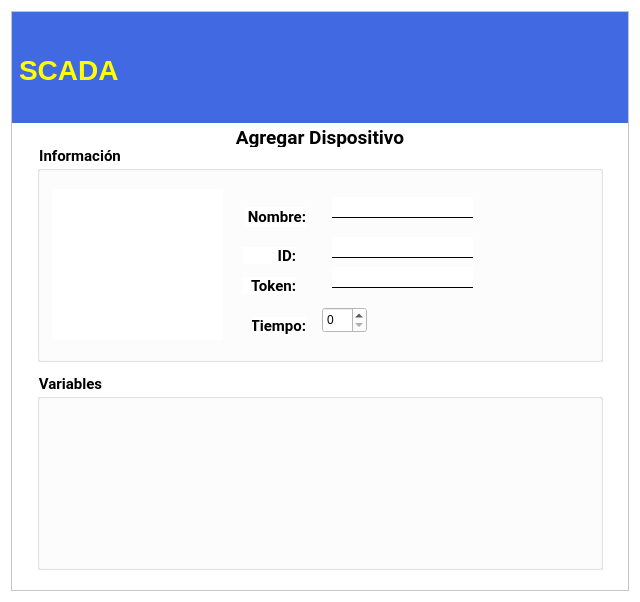
Above: app/forms/Modals/AgregarDispositivoModal.ui from AlejandroA714/scada-desktop before the change. Below: the same form after it.
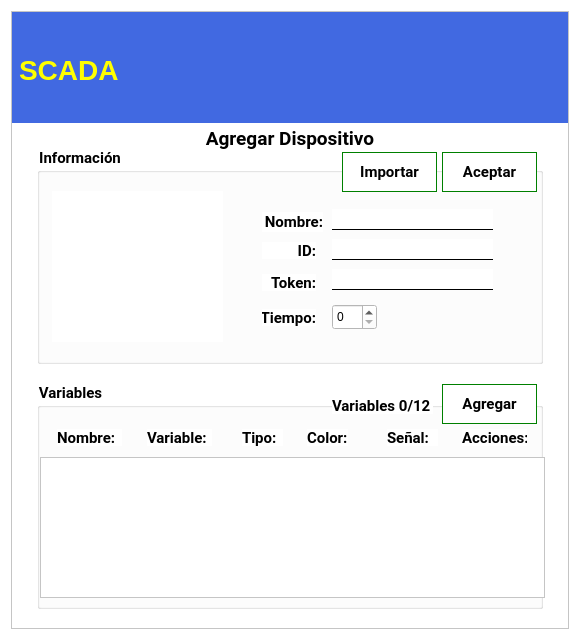
That is the form after the change. Icons and pictures are not drawn.

The edit to the form file:
```diff
--- a/app/forms/Modals/AgregarDispositivoModal.ui
+++ b/app/forms/Modals/AgregarDispositivoModal.ui
@@ -9,8 +9,8 @@
    <rect>
     <x>0</x>
     <y>0</y>
-    <width>640</width>
-    <height>602</height>
+    <width>580</width>
+    <height>640</height>
    </rect>
   </property>
   <property name="sizePolicy">
@@ -21,8 +21,8 @@
   </property>
   <property name="minimumSize">
    <size>
-    <width>640</width>
-    <height>520</height>
+    <width>580</width>
+    <height>640</height>
    </size>
   </property>
   <property name="font">
@@ -325,7 +325,7 @@
         <property name="minimumSize">
          <size>
           <width>0</width>
-          <height>24</height>
+          <height>26</height>
          </size>
         </property>
         <property name="maximumSize">
@@ -405,8 +405,8 @@
          <property name="geometry">
           <rect>
            <x>320</x>
-           <y>50</y>
-           <width>141</width>
+           <y>60</y>
+           <width>161</width>
            <height>21</height>
           </rect>
          </property>
@@ -419,7 +419,7 @@
           <rect>
            <x>320</x>
            <y>90</y>
-           <width>141</width>
+           <width>161</width>
            <height>21</height>
           </rect>
          </property>
@@ -432,7 +432,7 @@
           <rect>
            <x>320</x>
            <y>120</y>
-           <width>141</width>
+           <width>161</width>
            <height>21</height>
           </rect>
          </property>
@@ -443,8 +443,8 @@
         <widget class="QSpinBox" name="spinBox">
          <property name="geometry">
           <rect>
-           <x>310</x>
-           <y>160</y>
+           <x>320</x>
+           <y>155</y>
            <width>45</width>
            <height>26</height>
           </rect>
@@ -453,8 +453,8 @@
         <widget class="QLabel" name="label">
          <property name="geometry">
           <rect>
-           <x>233</x>
-           <y>60</y>
+           <x>250</x>
+           <y>63</y>
            <width>61</width>
            <height>20</height>
           </rect>
@@ -477,8 +477,8 @@
         <widget class="QLabel" name="label_2">
          <property name="geometry">
           <rect>
-           <x>230</x>
-           <y>100</y>
+           <x>250</x>
+           <y>93</y>
            <width>54</width>
            <height>17</height>
           </rect>
@@ -501,8 +501,8 @@
         <widget class="QLabel" name="label_3">
          <property name="geometry">
           <rect>
-           <x>230</x>
-           <y>130</y>
+           <x>250</x>
+           <y>125</y>
            <width>54</width>
            <height>17</height>
           </rect>
@@ -525,8 +525,8 @@
         <widget class="QLabel" name="label_4">
          <property name="geometry">
           <rect>
-           <x>240</x>
-           <y>170</y>
+           <x>250</x>
+           <y>160</y>
            <width>54</width>
            <height>17</height>
           </rect>
@@ -546,6 +546,122 @@
           <set>Qt::AlignRight|Qt::AlignTrailing|Qt::AlignVCenter</set>
          </property>
         </widget>
+        <widget class="QPushButton" name="btnAceptar">
+         <property name="geometry">
+          <rect>
+           <x>430</x>
+           <y>3</y>
+           <width>95</width>
+           <height>40</height>
+          </rect>
+         </property>
+         <property name="sizePolicy">
+          <sizepolicy hsizetype="Fixed" vsizetype="Fixed">
+           <horstretch>0</horstretch>
+           <verstretch>0</verstretch>
+          </sizepolicy>
+         </property>
+         <property name="minimumSize">
+          <size>
+           <width>92</width>
+           <height>38</height>
+          </size>
+         </property>
+         <property name="maximumSize">
+          <size>
+           <width>128</width>
+           <height>48</height>
+          </size>
+         </property>
+         <property name="font">
+          <font>
+           <family>Roboto</family>
+           <pointsize>11</pointsize>
+           <weight>75</weight>
+           <bold>true</bold>
+          </font>
+         </property>
+         <property name="styleSheet">
+          <string notr="true">border:1px solid green;top:0px;</string>
+         </property>
+         <property name="text">
+          <string>Aceptar</string>
+         </property>
+         <property name="icon">
+          <iconset resource="../../resources/resources.qrc">
+           <normaloff>:/source/img/OK.png</normaloff>:/source/img/OK.png</iconset>
+         </property>
+         <property name="iconSize">
+          <size>
+           <width>24</width>
+           <height>24</height>
+          </size>
+         </property>
+         <property name="shortcut">
+          <string notr="true"/>
+         </property>
+         <property name="checkable">
+          <bool>false</bool>
+         </property>
+         <property name="flat">
+          <bool>true</bool>
+         </property>
+        </widget>
+        <widget class="QPushButton" name="btnImportar">
+         <property name="geometry">
+          <rect>
+           <x>330</x>
+           <y>3</y>
+           <width>95</width>
+           <height>40</height>
+          </rect>
+         </property>
+         <property name="minimumSize">
+          <size>
+           <width>92</width>
+           <height>38</height>
+          </size>
+         </property>
+         <property name="maximumSize">
+          <size>
+           <width>128</width>
+           <height>48</height>
+          </size>
+         </property>
+         <property name="font">
+          <font>
+           <family>Roboto</family>
+           <pointsize>11</pointsize>
+           <weight>75</weight>
+           <bold>true</bold>
+          </font>
+         </property>
+         <property name="styleSheet">
+          <string notr="true">border:1px solid green;</string>
+         </property>
+         <property name="text">
+          <string>Importar</string>
+         </property>
+         <property name="icon">
+          <iconset resource="../../resources/resources.qrc">
+           <normaloff>:/source/img/Importar-SM.png</normaloff>:/source/img/Importar-SM.png</iconset>
+         </property>
+         <property name="iconSize">
+          <size>
+           <width>24</width>
+           <height>24</height>
+          </size>
+         </property>
+         <property name="shortcut">
+          <string notr="true"/>
+         </property>
+         <property name="checkable">
+          <bool>false</bool>
+         </property>
+         <property name="flat">
+          <bool>true</bool>
+         </property>
+        </widget>
        </widget>
       </item>
       <item>
@@ -569,7 +685,7 @@
         <property name="minimumSize">
          <size>
           <width>0</width>
-          <height>195</height>
+          <height>225</height>
          </size>
         </property>
         <property name="font">
@@ -587,6 +703,237 @@
         <property name="title">
          <string>Variables</string>
         </property>
+        <widget class="QLabel" name="lblVariablesCount">
+         <property name="geometry">
+          <rect>
+           <x>320</x>
+           <y>13</y>
+           <width>101</width>
+           <height>17</height>
+          </rect>
+         </property>
+         <property name="font">
+          <font>
+           <family>Roboto</family>
+           <pointsize>11</pointsize>
+           <weight>75</weight>
+           <bold>true</bold>
+          </font>
+         </property>
+         <property name="text">
+          <string>Variables 0/12</string>
+         </property>
+        </widget>
+        <widget class="QPushButton" name="btnVariableAgregar">
+         <property name="geometry">
+          <rect>
+           <x>430</x>
+           <y>0</y>
+           <width>95</width>
+           <height>40</height>
+          </rect>
+         </property>
+         <property name="sizePolicy">
+          <sizepolicy hsizetype="Fixed" vsizetype="Fixed">
+           <horstretch>0</horstretch>
+           <verstretch>0</verstretch>
+          </sizepolicy>
+         </property>
+         <property name="minimumSize">
+          <size>
+           <width>92</width>
+           <height>38</height>
+          </size>
+         </property>
+         <property name="maximumSize">
+          <size>
+           <width>128</width>
+           <height>48</height>
+          </size>
+         </property>
+         <property name="font">
+          <font>
+           <family>Roboto</family>
+           <pointsize>11</pointsize>
+           <weight>75</weight>
+           <bold>true</bold>
+          </font>
+         </property>
+         <property name="styleSheet">
+          <string notr="true">border:1px solid green;top:0px;</string>
+         </property>
+         <property name="text">
+          <string>Agregar</string>
+         </property>
+         <property name="icon">
+          <iconset resource="../../resources/resources.qrc">
+           <normaloff>:/source/img/Agregar.png</normaloff>:/source/img/Agregar.png</iconset>
+         </property>
+         <property name="iconSize">
+          <size>
+           <width>24</width>
+           <height>24</height>
+          </size>
+         </property>
+         <property name="shortcut">
+          <string notr="true"/>
+         </property>
+         <property name="checkable">
+          <bool>false</bool>
+         </property>
+         <property name="flat">
+          <bool>true</bool>
+         </property>
+        </widget>
+        <widget class="QScrollArea" name="variablesScroll">
+         <property name="geometry">
+          <rect>
+           <x>28</x>
+           <y>73</y>
+           <width>505</width>
+           <height>141</height>
+          </rect>
+         </property>
+         <property name="widgetResizable">
+          <bool>true</bool>
+         </property>
+         <widget class="QWidget" name="VariableScrollContent">
+          <property name="geometry">
+           <rect>
+            <x>0</x>
+            <y>0</y>
+            <width>503</width>
+            <height>139</height>
+           </rect>
+          </property>
+         </widget>
+        </widget>
+        <widget class="QLabel" name="lblVariableNombre">
+         <property name="geometry">
+          <rect>
+           <x>45</x>
+           <y>45</y>
+           <width>65</width>
+           <height>17</height>
+          </rect>
+         </property>
+         <property name="font">
+          <font>
+           <family>Roboto</family>
+           <pointsize>11</pointsize>
+           <weight>75</weight>
+           <bold>true</bold>
+          </font>
+         </property>
+         <property name="text">
+          <string>Nombre:</string>
+         </property>
+        </widget>
+        <widget class="QLabel" name="lblVariablePIN">
+         <property name="geometry">
+          <rect>
+           <x>135</x>
+           <y>45</y>
+           <width>65</width>
+           <height>17</height>
+          </rect>
+         </property>
+         <property name="font">
+          <font>
+           <family>Roboto</family>
+           <pointsize>11</pointsize>
+           <weight>75</weight>
+           <bold>true</bold>
+          </font>
+         </property>
+         <property name="text">
+          <string>Variable:</string>
+         </property>
+        </widget>
+        <widget class="QLabel" name="lblVariableTipo">
+         <property name="geometry">
+          <rect>
+           <x>230</x>
+           <y>45</y>
+           <width>41</width>
+           <height>17</height>
+          </rect>
+         </property>
+         <property name="font">
+          <font>
+           <family>Roboto</family>
+           <pointsize>11</pointsize>
+           <weight>75</weight>
+           <bold>true</bold>
+          </font>
+         </property>
+         <property name="text">
+          <string>Tipo:</string>
+         </property>
+        </widget>
+        <widget class="QLabel" name="lblVariableColor">
+         <property name="geometry">
+          <rect>
+           <x>295</x>
+           <y>45</y>
+           <width>41</width>
+           <height>17</height>
+          </rect>
+         </property>
+         <property name="font">
+          <font>
+           <family>Roboto</family>
+           <pointsize>11</pointsize>
+           <weight>75</weight>
+           <bold>true</bold>
+          </font>
+         </property>
+         <property name="text">
+          <string>Color:</string>
+         </property>
+        </widget>
+        <widget class="QLabel" name="lblVariableSenal">
+         <property name="geometry">
+          <rect>
+           <x>375</x>
+           <y>45</y>
+           <width>51</width>
+           <height>17</height>
+          </rect>
+         </property>
+         <property name="font">
+          <font>
+           <family>Roboto</family>
+           <pointsize>11</pointsize>
+           <weight>75</weight>
+           <bold>true</bold>
+          </font>
+         </property>
+         <property name="text">
+          <string>Señal:</string>
+         </property>
+        </widget>
+        <widget class="QLabel" name="lblVariableAccion">
+         <property name="geometry">
+          <rect>
+           <x>450</x>
+           <y>45</y>
+           <width>65</width>
+           <height>17</height>
+          </rect>
+         </property>
+         <property name="font">
+          <font>
+           <family>Roboto</family>
+           <pointsize>11</pointsize>
+           <weight>75</weight>
+           <bold>true</bold>
+          </font>
+         </property>
+         <property name="text">
+          <string>Acciones:</string>
+         </property>
+        </widget>
        </widget>
       </item>
      </layout>
```
Left out of the diff: 10 changed lines with no effect on the pictures.
